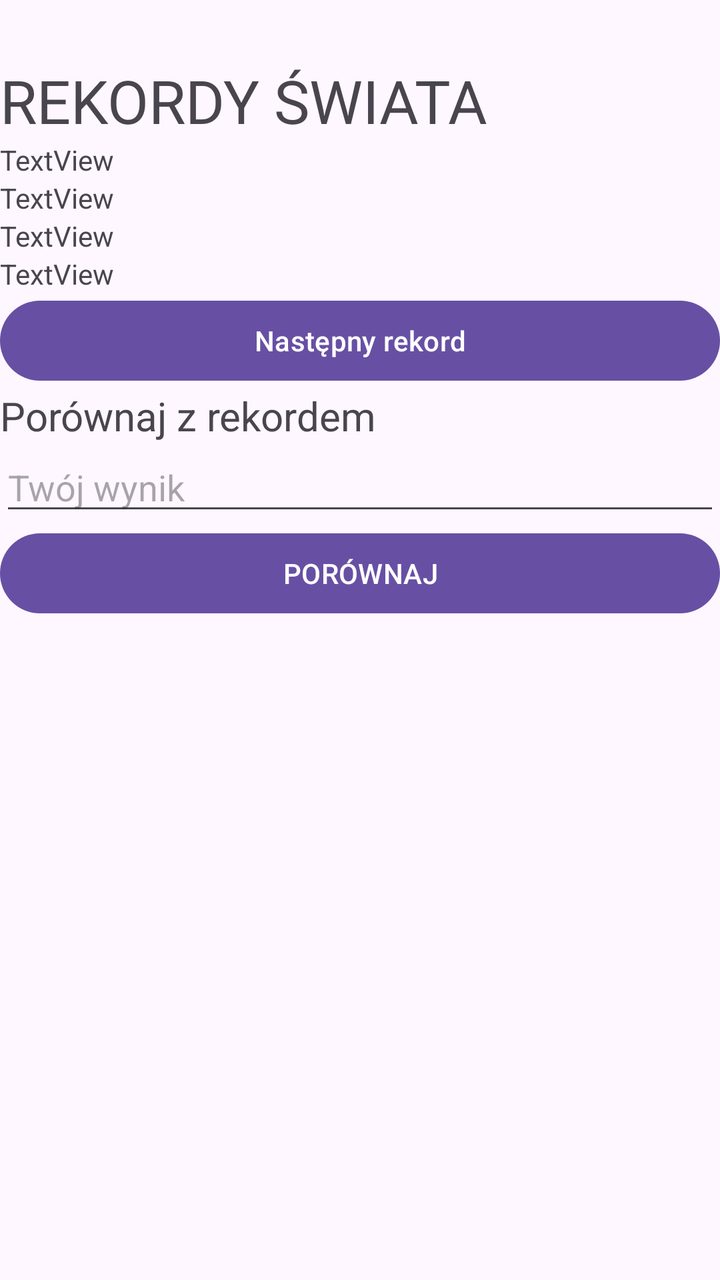
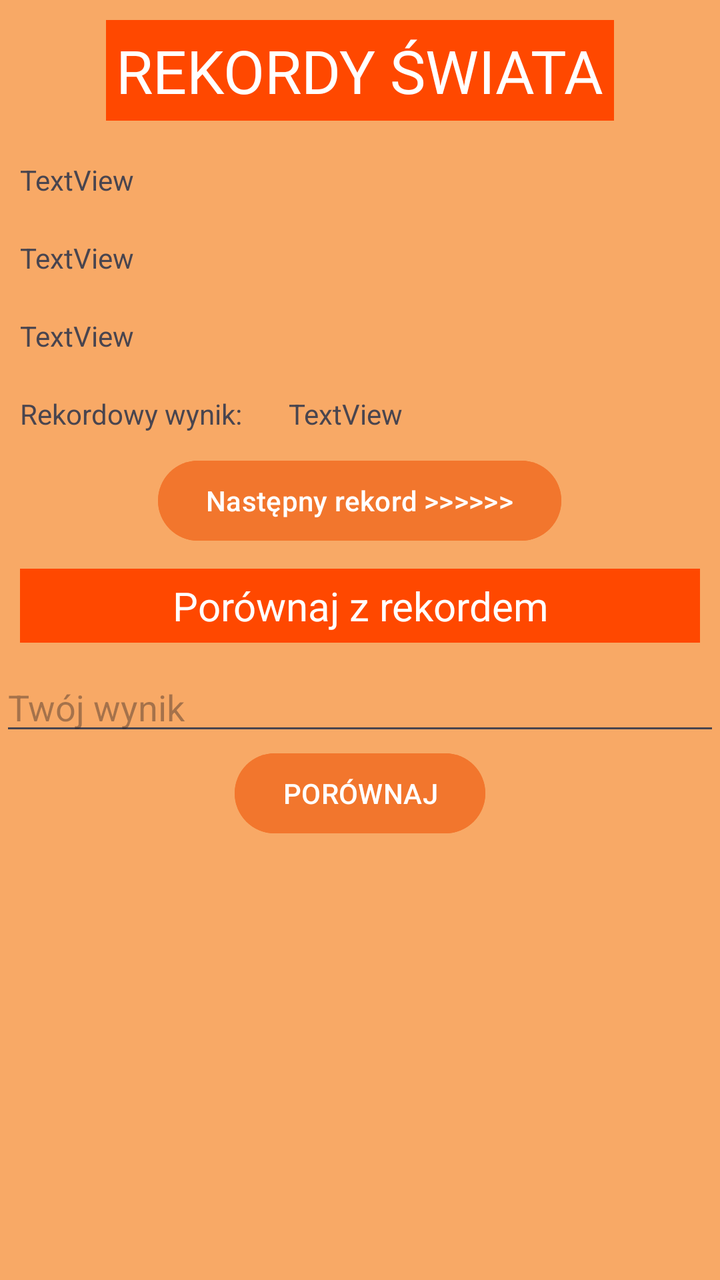

Two renders of the same Android screen: before a commit and after it. Below are the layout's source before the change and the commit's diff.
<!-- AndroidManifest.xml: application theme Theme.QuizRekordy -->
<!-- res/layout/activity_main.xml -->
<?xml version="1.0" encoding="utf-8"?>
<LinearLayout xmlns:android="http://schemas.android.com/apk/res/android"
    xmlns:app="http://schemas.android.com/apk/res-auto"
    xmlns:tools="http://schemas.android.com/tools"
    android:id="@+id/main"
    android:layout_width="match_parent"
    android:layout_height="match_parent"
    android:orientation="vertical"
    tools:context=".MainActivity">

    <TextView
        android:layout_marginTop="30dp"
        android:layout_width="wrap_content"
        android:layout_height="wrap_content"
        android:textSize="30sp"
        android:textFontWeight="200"
        android:text="REKORDY ŚWIATA" />

    <TextView
        android:id="@+id/textViewDziedzina"
        android:layout_width="match_parent"
        android:layout_height="wrap_content"
        android:text="TextView" />

    <TextView
        android:id="@+id/textViewRekordzista"
        android:layout_width="match_parent"
        android:layout_height="wrap_content"
        android:text="TextView" />

    <TextView
        android:id="@+id/textViewRok"
        android:layout_width="match_parent"
        android:layout_height="wrap_content"
        android:text="TextView" />

    <TextView
        android:id="@+id/textViewWynik"
        android:layout_width="match_parent"
        android:layout_height="wrap_content"
        android:text="TextView" />
    <Button
        android:id="@+id/buttonNastepny"
        android:layout_width="match_parent"
        android:layout_height="wrap_content"
        android:text="Następny rekord" />

    <TextView
        android:id="@+id/textViewPorownaj"
        android:layout_width="match_parent"
        android:layout_height="wrap_content"
        android:textSize="20sp"
        android:textFontWeight="200"
        android:text="Porównaj z rekordem" />




    <EditText
        android:id="@+id/editTextText"
        android:layout_width="match_parent"
        android:layout_height="wrap_content"
        android:ems="10"
        android:inputType="text"
        android:hint="Twój wynik" />

    <Button
        android:id="@+id/buttonPorownaj"
        android:layout_width="match_parent"
        android:layout_height="wrap_content"
        android:text="PORÓWNAJ" />

    <TextView
        android:id="@+id/textViewPorownanyWynik"
        android:layout_width="match_parent"
        android:layout_height="wrap_content"
        android:text="" />

</LinearLayout>
<!-- resources referenced by this layout -->
<resources>
  <style name="Theme.QuizRekordy" parent="Base.Theme.QuizRekordy" />
  <style name="Base.Theme.QuizRekordy" parent="Theme.Material3.DayNight.NoActionBar">
          
          
      </style>
</resources>

<!-- the commit's change to res/layout/activity_main.xml (unified diff, before → after) -->
@@ -6,51 +6,84 @@
     android:layout_width="match_parent"
     android:layout_height="match_parent"
     android:orientation="vertical"
+    android:background="#F8A966"
     tools:context=".MainActivity">
 
     <TextView
         android:layout_marginTop="30dp"
+        android:layout_margin="10dp"
+        android:padding="5dp"
         android:layout_width="wrap_content"
         android:layout_height="wrap_content"
         android:textSize="30sp"
-        android:textFontWeight="200"
+        android:textFontWeight="600"
+        android:layout_gravity="center"
+        android:background="#FF4800"
+        android:textColor="@color/white"
         android:text="REKORDY ŚWIATA" />
 
     <TextView
         android:id="@+id/textViewDziedzina"
         android:layout_width="match_parent"
         android:layout_height="wrap_content"
+        android:layout_margin="10dp"
         android:text="TextView" />
 
     <TextView
         android:id="@+id/textViewRekordzista"
         android:layout_width="match_parent"
         android:layout_height="wrap_content"
+        android:layout_margin="10dp"
         android:text="TextView" />
 
     <TextView
         android:id="@+id/textViewRok"
         android:layout_width="match_parent"
         android:layout_height="wrap_content"
+        android:layout_margin="10dp"
         android:text="TextView" />
 
-    <TextView
-        android:id="@+id/textViewWynik"
+    <LinearLayout
         android:layout_width="match_parent"
         android:layout_height="wrap_content"
-        android:text="TextView" />
+        android:orientation="horizontal">
+
+        <TextView
+            android:id="@+id/textViewWynik1"
+            android:layout_width="wrap_content"
+            android:layout_height="wrap_content"
+            android:layout_margin="10dp"
+            android:text="Rekordowy wynik: " />
+
+        <TextView
+            android:id="@+id/textViewWynik"
+            android:layout_width="match_parent"
+            android:layout_height="wrap_content"
+            android:layout_margin="10dp"
+            android:text="TextView" />
+    </LinearLayout>
+
     <Button
         android:id="@+id/buttonNastepny"
-        android:layout_width="match_parent"
+        android:layout_width="wrap_content"
         android:layout_height="wrap_content"
-        android:text="Następny rekord" />
+        android:backgroundTint="#F2762D"
+        android:gravity="center"
+        android:layout_gravity="center"
+        android:text="Następny rekord >>>>>>" />
 
     <TextView
         android:id="@+id/textViewPorownaj"
         android:layout_width="match_parent"
         android:layout_height="wrap_content"
         android:textSize="20sp"
-        android:textFontWeight="200"
+        android:textFontWeight="600"
+        android:background="#FF4800"
+        android:textColor="@color/white"
+        android:layout_margin="10dp"
+        android:padding="5dp"
+        android:layout_gravity="center"
+        android:gravity="center"
         android:text="Porównaj z rekordem" />
 
 
@@ -66,9 +99,13 @@
 
     <Button
         android:id="@+id/buttonPorownaj"
-        android:layout_width="match_parent"
+        android:layout_width="wrap_content"
         android:layout_height="wrap_content"
+        android:backgroundTint="#F2762D"
+        android:gravity="center"
+        android:layout_gravity="center"
         android:text="PORÓWNAJ" />
+
 
     <TextView
         android:id="@+id/textViewPorownanyWynik"
<!-- resource entries referenced after the edit -->
@@ -1,5 +1,6 @@
 <!-- resources referenced by this layout -->
 <resources>
+  <color name="white">#FFFFFFFF</color>
   <style name="Theme.QuizRekordy" parent="Base.Theme.QuizRekordy" />
   <style name="Base.Theme.QuizRekordy" parent="Theme.Material3.DayNight.NoActionBar">
           
